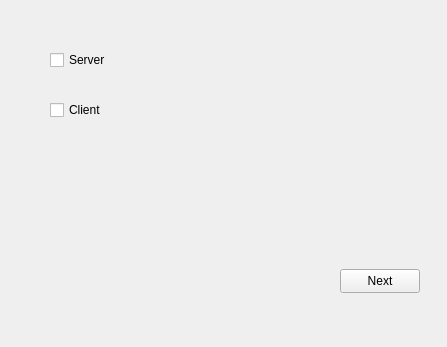
Before: the Qt Designer form main/mainwindow.ui in gexadax/QtChatDB, drawn with Qt 5.
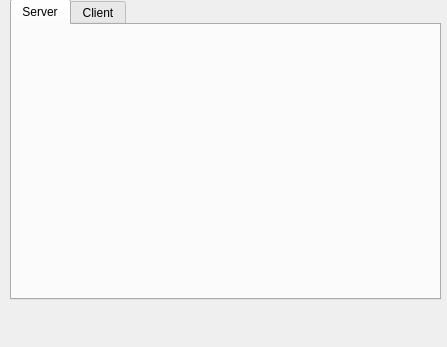
After: the same form once the commit is applied. The open tabs and pages were chosen to show the change.

Commit message: Added activity of the Server and Client tabs

What changed in the file:
```diff
--- a/main/mainwindow.ui
+++ b/main/mainwindow.ui
@@ -210,6 +210,31 @@
       </property>
      </widget>
     </widget>
+    <widget class="QWidget" name="clientServer_page">
+     <widget class="QTabWidget" name="tabWidget">
+      <property name="geometry">
+       <rect>
+        <x>0</x>
+        <y>0</y>
+        <width>431</width>
+        <height>301</height>
+       </rect>
+      </property>
+      <property name="currentIndex">
+       <number>0</number>
+      </property>
+      <widget class="QWidget" name="serverTab">
+       <attribute name="title">
+        <string>Server</string>
+       </attribute>
+      </widget>
+      <widget class="QWidget" name="clientTab">
+       <attribute name="title">
+        <string>Client</string>
+       </attribute>
+      </widget>
+     </widget>
+    </widget>
    </widget>
   </widget>
   <widget class="QMenuBar" name="menubar">
```
The commit also changes 1 other file.
